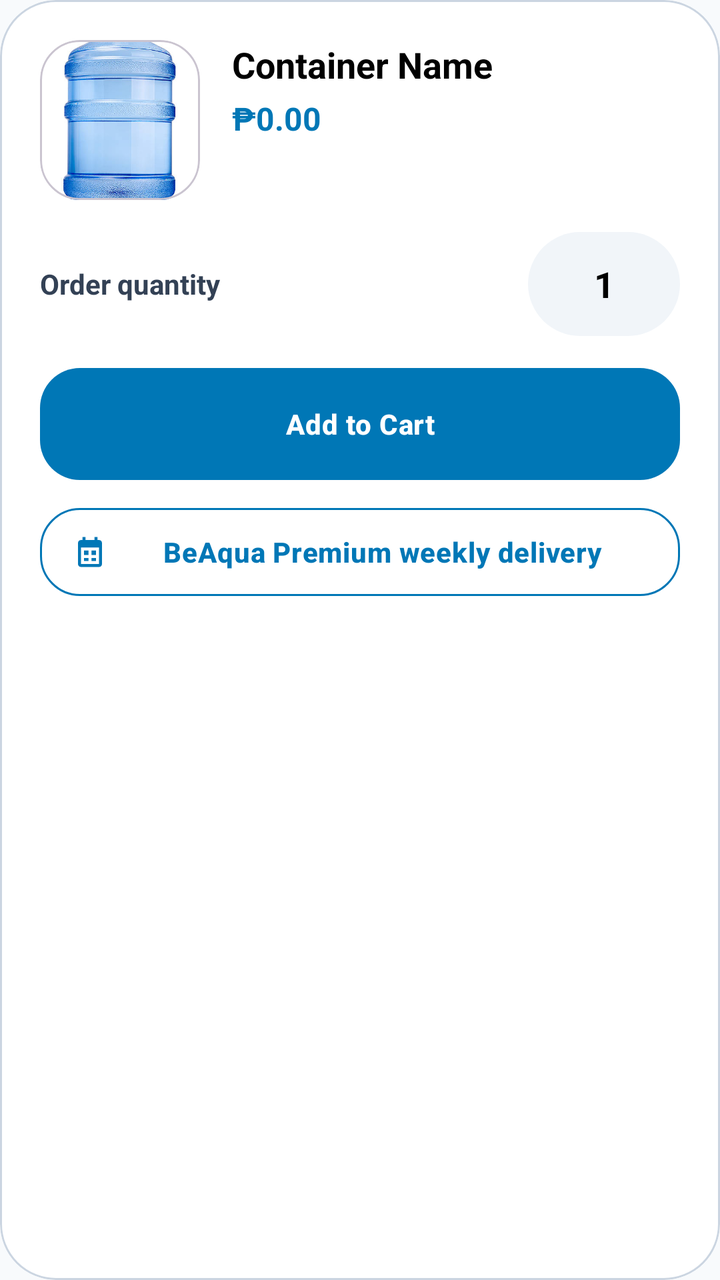
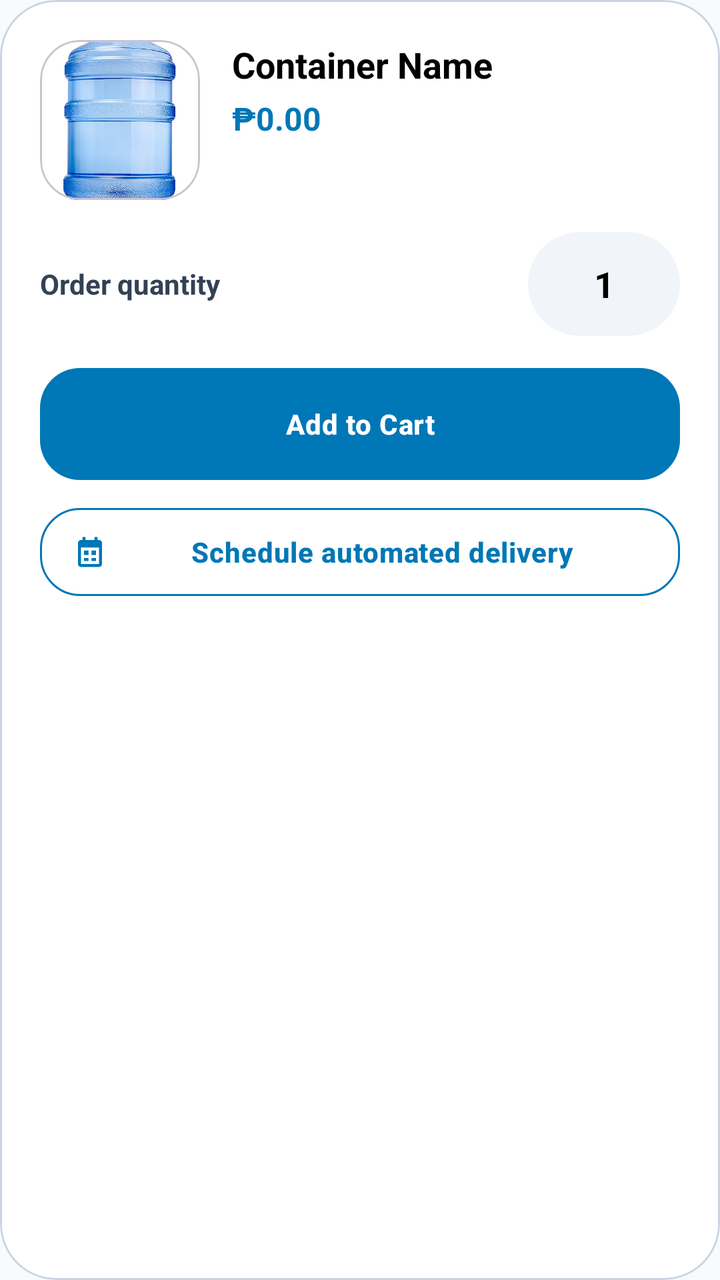

Compare the two renders of this Android layout. The source of the first and the diff that turns it into the second are given below.
<!-- AndroidManifest.xml: application theme Theme.BeAqua -->
<!-- res/layout/item_user_product.xml -->
<?xml version="1.0" encoding="utf-8"?>
<com.google.android.material.card.MaterialCardView xmlns:android="http://schemas.android.com/apk/res/android"
    xmlns:app="http://schemas.android.com/apk/res-auto"
    android:layout_width="match_parent"
    android:layout_height="wrap_content"
    android:layout_marginHorizontal="16dp"
    android:layout_marginVertical="8dp"
    app:cardCornerRadius="28dp"
    app:cardElevation="0dp"
    app:strokeWidth="1dp"
    app:strokeColor="@color/divider"
    app:cardBackgroundColor="@color/white">

    <LinearLayout
        android:layout_width="match_parent"
        android:layout_height="wrap_content"
        android:orientation="vertical"
        android:padding="20dp">

        <LinearLayout
            android:layout_width="match_parent"
            android:layout_height="wrap_content"
            android:orientation="horizontal">

            <com.google.android.material.card.MaterialCardView
                android:layout_width="80dp"
                android:layout_height="80dp"
                app:cardCornerRadius="20dp"
                app:cardElevation="0dp"
                app:cardBackgroundColor="@color/gray_light">
                <ImageView
                    android:id="@+id/imgProduct"
                    android:layout_width="match_parent"
                    android:layout_height="match_parent"
                    android:scaleType="centerCrop"
                    android:src="@drawable/ic_placeholder" />
            </com.google.android.material.card.MaterialCardView>

            <LinearLayout
                android:layout_width="0dp"
                android:layout_height="wrap_content"
                android:layout_weight="1"
                android:orientation="vertical"
                android:layout_marginStart="16dp">

                <TextView
                    android:id="@+id/tvProductName"
                    android:layout_width="wrap_content"
                    android:layout_height="wrap_content"
                    android:text="Container Name"
                    android:textColor="@color/text_primary"
                    android:textSize="18sp"
                    android:textStyle="bold" />

                <TextView
                    android:id="@+id/tvProductPrice"
                    android:layout_width="wrap_content"
                    android:layout_height="wrap_content"
                    android:layout_marginTop="4dp"
                    android:text="₱0.00"
                    android:textColor="@color/primary"
                    android:textSize="16sp"
                    android:textStyle="bold" />

            </LinearLayout>
        </LinearLayout>

        <LinearLayout
            android:layout_width="match_parent"
            android:layout_height="wrap_content"
            android:gravity="center_vertical"
            android:orientation="horizontal"
            android:layout_marginTop="16dp">

            <TextView
                android:id="@+id/tvQuantityLabel"
                android:layout_width="0dp"
                android:layout_height="wrap_content"
                android:layout_weight="1"
                android:text="Order quantity"
                android:textColor="@color/text_secondary"
                android:textSize="14sp"
                android:textStyle="bold" />

            <EditText
                android:id="@+id/etQuantity"
                android:layout_width="76dp"
                android:layout_height="52dp"
                android:background="@drawable/bg_pill_status"
                android:gravity="center"
                android:inputType="number"
                android:text="1"
                android:textColor="@color/text_primary"
                android:textStyle="bold" />
        </LinearLayout>

        <com.google.android.material.button.MaterialButton
            android:id="@+id/btnOrderProduct"
            android:layout_width="match_parent"
            android:layout_height="56dp"
            android:layout_marginTop="16dp"
            android:text="Add to Cart"
            android:textStyle="bold"
            android:textAllCaps="false"
            app:cornerRadius="20dp"
            app:elevation="0dp" />

        <com.google.android.material.button.MaterialButton
            android:id="@+id/btnSubscribeProduct"
            style="@style/Widget.MaterialComponents.Button.OutlinedButton"
            android:layout_width="match_parent"
            android:layout_height="56dp"
            android:layout_marginTop="8dp"
            android:text="BeAqua Premium weekly delivery"
            android:textAllCaps="false"
            android:textColor="@color/primary"
            android:textStyle="bold"
            app:cornerRadius="20dp"
            app:icon="@drawable/ic_subscription"
            app:iconTint="@color/primary"
            app:strokeColor="@color/primary" />

        
        <View android:id="@+id/btnEditProduct" android:layout_width="0dp" android:layout_height="0dp" android:visibility="gone" app:layout_constraintTop_toTopOf="parent" app:layout_constraintStart_toStartOf="parent"/>
        <View android:id="@+id/btnDeleteProduct" android:layout_width="0dp" android:layout_height="0dp" android:visibility="gone" app:layout_constraintTop_toTopOf="parent" app:layout_constraintStart_toStartOf="parent"/>

    </LinearLayout>

</com.google.android.material.card.MaterialCardView>
<!-- resources referenced by this layout -->
<resources>
  <color name="divider">#CBD5E1</color>
  <color name="gray_light">#F1F5F9</color>
  <color name="primary">#0077B6</color>
  <color name="text_primary">#000000</color>
  <color name="text_secondary">#334155</color>
  <color name="white">#FFFFFF</color>
  <!-- drawable bg_pill_status (drawable) -->
  <?xml version="1.0" encoding="utf-8"?>
  <shape xmlns:android="http://schemas.android.com/apk/res/android"
      android:shape="rectangle">
      <corners android:radius="100dp" />
      <solid android:color="@color/gray_light" />
  </shape>
  <!-- drawable ic_subscription (drawable) -->
  <vector xmlns:android="http://schemas.android.com/apk/res/android"
      android:width="24dp"
      android:height="24dp"
      android:viewportWidth="24"
      android:viewportHeight="24">
      <path
          android:fillColor="@android:color/white"
          android:pathData="M7,2h2v2h6V2h2v2h1c1.1,0 2,0.9 2,2v14c0,1.1 -0.9,2 -2,2H6c-1.1,0 -2,-0.9 -2,-2V6c0,-1.1 0.9,-2 2,-2h1V2zM6,9v11h12V9H6zM8,11h3v3H8zM13,11h3v3h-3zM8,16h3v2H8zM13,16h3v2h-3z" />
  </vector>
  <style name="Theme.BeAqua" parent="Base.Theme.BeAqua" />
  <color name="secondary">#0096C7</color>
  <color name="accent">#48CAE4</color>
  <color name="background">#F8FAFC</color>
  <color name="text_hint">#64748B</color>
  <style name="AppButton" parent="Widget.Material3.Button">
          <item name="android:insetTop">0dp</item>
          <item name="android:insetBottom">0dp</item>
          <item name="android:textAllCaps">false</item>
          <item name="android:letterSpacing">0.02</item>
          <item name="android:paddingVertical">12dp</item>
          <item name="cornerRadius">12dp</item>
          <item name="backgroundTint">@color/primary</item>
          <item name="android:textColor">@color/white</item>
      </style>
  <style name="AppTextInputLayout" parent="Widget.Material3.TextInputLayout.OutlinedBox">
          <item name="boxCornerRadiusTopStart">12dp</item>
          <item name="boxCornerRadiusTopEnd">12dp</item>
          <item name="boxCornerRadiusBottomStart">12dp</item>
          <item name="boxCornerRadiusBottomEnd">12dp</item>
          <item name="boxStrokeColor">@color/primary</item>
          <item name="hintTextColor">@color/text_secondary</item>
          <item name="android:textColorHint">@color/text_hint</item>
          <item name="boxBackgroundColor">@color/white</item>
      </style>
  <!-- unchanged entries left out for length: 2 -->
</resources>

<!-- the commit's change to res/layout/item_user_product.xml (unified diff, before → after) -->
@@ -111,7 +111,7 @@
             android:layout_width="match_parent"
             android:layout_height="56dp"
             android:layout_marginTop="8dp"
-            android:text="BeAqua Premium weekly delivery"
+            android:text="Schedule automated delivery"
             android:textAllCaps="false"
             android:textColor="@color/primary"
             android:textStyle="bold"
